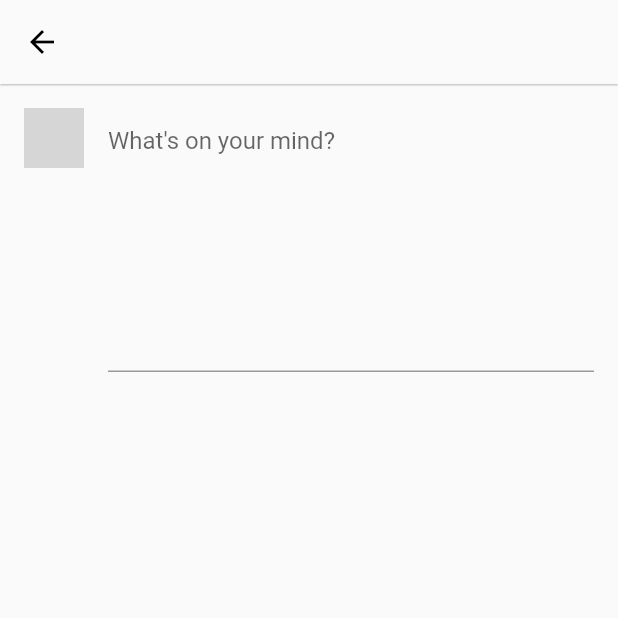
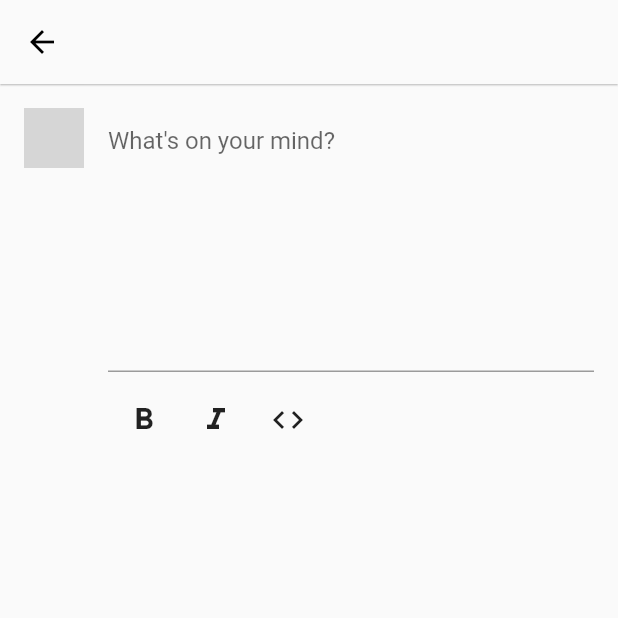
Before and after one commit to ammaratef45/goryon, a Flutter app: the NewTwt screen opened directly, on a phone screen of 412 x 824 dp, the top half of it. Run offline on Flutter 3.47's test engine with Material 2 defaults, Android fonts, the phone set to English and light mode, and no system bars; drawn by our look-alikes of cached_network_image; our stand-ins replace flutter_markdown, flutter_secure_storage, rxdart; missing offline and left inert: markdown; accounts and stored records are empty; generated files the repository leaves out were written again; network calls fail; statements that could not run were skipped; grey boxes are pictures that could not be loaded.

Commit message:
Added formatting options when adding a tweet

````diff
--- a/lib/main.dart
+++ b/lib/main.dart
@@ -196,12 +196,12 @@ class Register extends StatefulWidget {
 }
 
 class _RegisterState extends State<Register> {
+  final _emailController = TextEditingController();
   final _formKey = GlobalKey<FormState>();
-  Future _registerFuture;
   final _passwordTextController = TextEditingController();
   final _podURLController = TextEditingController();
+  Future _registerFuture;
   final _usernameTextController = TextEditingController();
-  final _emailController = TextEditingController();
 
   Future _handleRegister(BuildContext context) async {
     try {
@@ -508,9 +508,8 @@ class NewTwt extends StatefulWidget {
 }
 
 class _NewTwtState extends State<NewTwt> {
+  bool _canSubmit = false;
   final _random = Random();
-
-  bool _canSubmit = false;
   Future _savePostFuture;
   TextEditingController _textController;
   String _twtPrompt;
@@ -519,6 +518,7 @@ class _NewTwtState extends State<NewTwt> {
   void initState() {
     super.initState();
     _textController = TextEditingController(text: widget.initialText);
+    _textController.buildTextSpan();
     _twtPrompt = _getTwtPrompt();
     _textController.addListener(() {
       setState(() {
@@ -539,6 +539,22 @@ class _NewTwtState extends State<NewTwt> {
   String _getTwtPrompt() {
     final prompts = context.read<AppStrings>().twtPromtpts;
     return prompts[_random.nextInt(prompts.length)];
+  }
+
+  void surroundTextSelection(String surroundingString) {
+    final currentTextValue = _textController.value.text;
+    final selection = _textController.selection;
+
+    final newTextValue = selection.textBefore(currentTextValue) +
+        '$surroundingString${selection.textInside(currentTextValue)}$surroundingString' +
+        selection.textAfter(currentTextValue);
+
+    _textController.value = _textController.value.copyWith(
+      text: newTextValue,
+      selection: _textController.selection.copyWith(
+          baseOffset: selection.baseOffset + surroundingString.length,
+          extentOffset: selection.extentOffset + surroundingString.length),
+    );
   }
 
   @override
@@ -575,15 +591,43 @@ class _NewTwtState extends State<NewTwt> {
                 imageUrl: user.imageUrl,
               ),
               const SizedBox(width: 16.0),
-              Expanded(
-                child: TextField(
-                  decoration: InputDecoration(
-                    hintText: _twtPrompt,
-                  ),
-                  maxLines: 8,
-                  controller: _textController,
+              Flexible(
+                child: Column(
+                  mainAxisSize: MainAxisSize.max,
+                  crossAxisAlignment: CrossAxisAlignment.stretch,
+                  children: [
+                    TextField(
+                      decoration: InputDecoration(
+                        hintText: _twtPrompt,
+                      ),
+                      maxLines: 8,
+                      controller: _textController,
+                    ),
+                    SizedBox(
+                      height: 64,
+                      child: Scrollbar(
+                        child: ListView(
+                          scrollDirection: Axis.horizontal,
+                          children: [
+                            IconButton(
+                              icon: Icon(Icons.format_bold),
+                              onPressed: () => surroundTextSelection('**'),
+                            ),
+                            IconButton(
+                              icon: Icon(Icons.format_italic),
+                              onPressed: () => surroundTextSelection('__'),
+                            ),
+                            IconButton(
+                              icon: Icon(Icons.code),
+                              onPressed: () => surroundTextSelection('```'),
+                            ),
+                          ],
+                        ),
+                      ),
+                    ),
+                  ],
                 ),
-              )
+              ),
             ],
           ),
         ),
````
